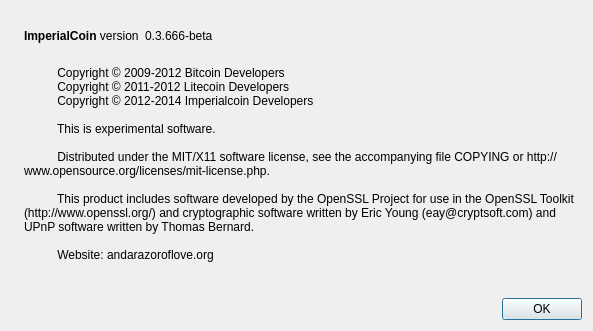
Qt form src/qt/forms/aboutdialog.ui (AssMuffin/Skrrtcoin) before a commit.
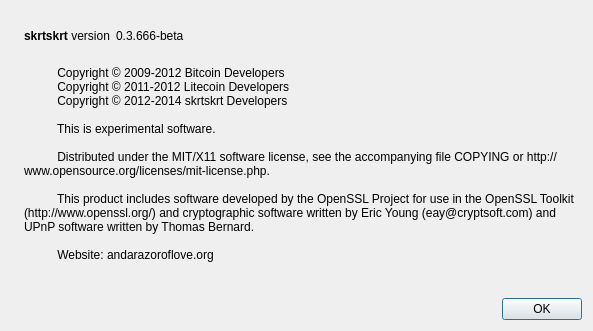
The same form after that commit. Icons and pictures are not drawn.

```diff
--- a/src/qt/forms/aboutdialog.ui
+++ b/src/qt/forms/aboutdialog.ui
@@ -50,7 +50,7 @@
           <cursorShape>IBeamCursor</cursorShape>
          </property>
          <property name="text">
-          <string>&lt;b&gt;ImperialCoin&lt;/b&gt; version</string>
+          <string>&lt;b&gt;skrtskrt&lt;/b&gt; version</string>
          </property>
          <property name="textInteractionFlags">
           <set>Qt::LinksAccessibleByMouse|Qt::TextSelectableByKeyboard|Qt::TextSelectableByMouse</set>
@@ -97,7 +97,7 @@
         <string>
           Copyright © 2009-2012 Bitcoin Developers
           Copyright © 2011-2012 Litecoin Developers
-          Copyright © 2012-2014 Imperialcoin Developers
+          Copyright © 2012-2014 skrtskrt Developers
 
           This is experimental software.
 
```
Left out of the diff: 2 changed lines with no effect on the pictures.
